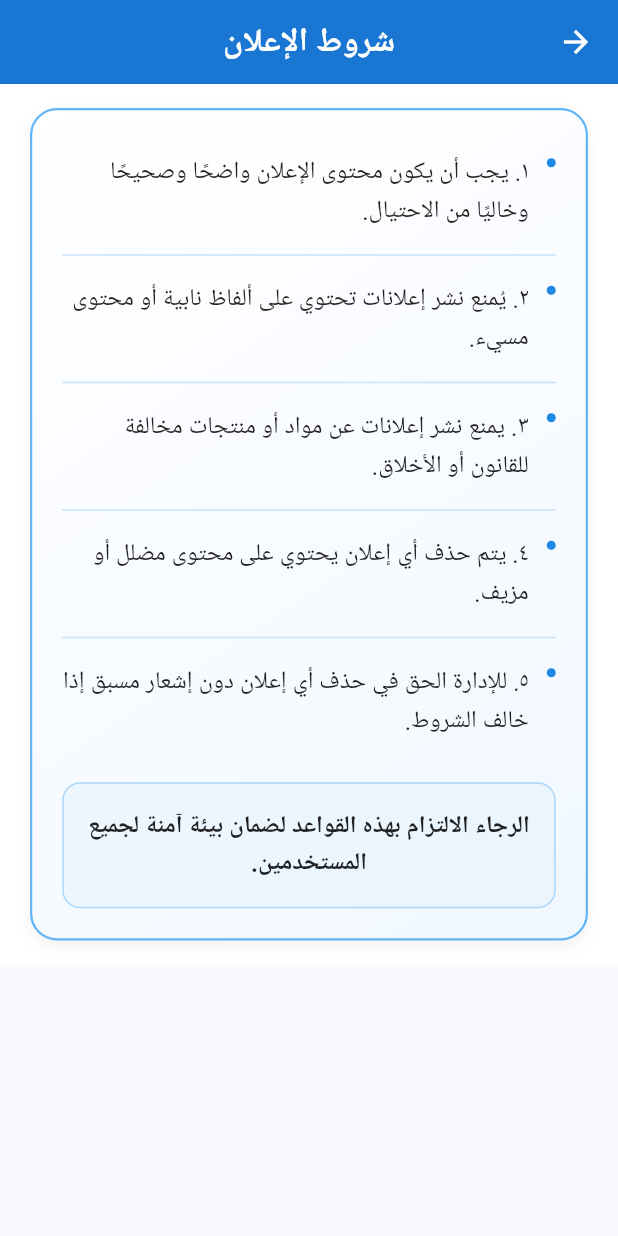
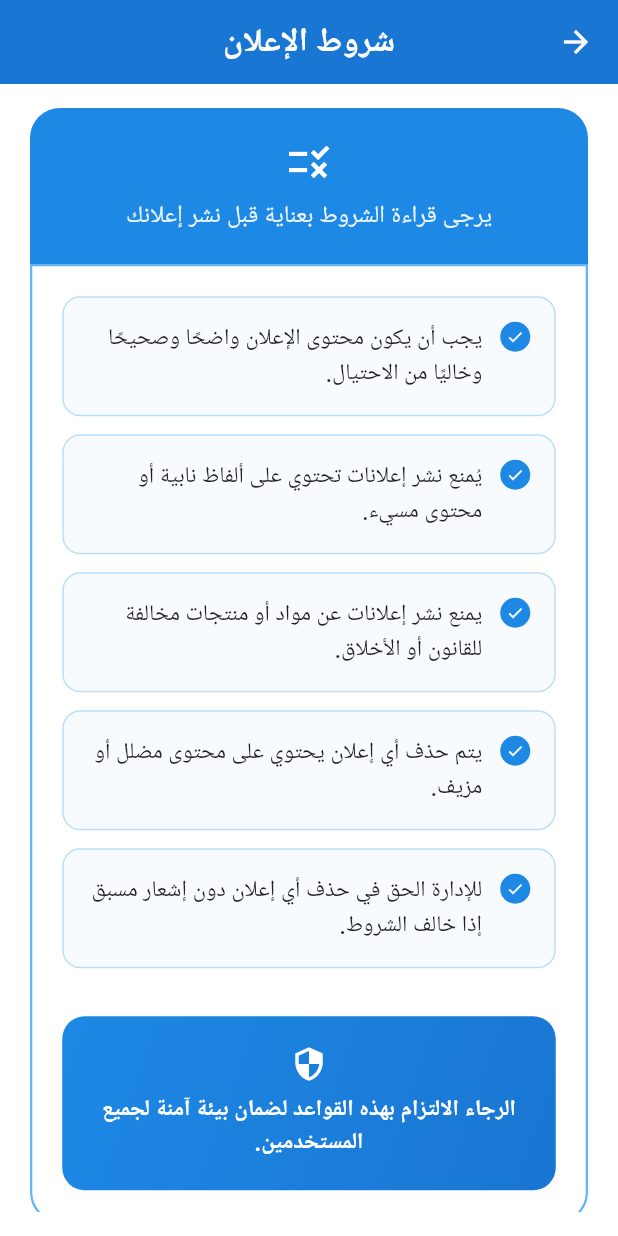
Before and after one commit to hashembadawi/forsa, a Flutter app: the AdTermsScreen screen opened directly, on a phone screen of 412 x 824 dp. Run offline on Flutter 3.47's test engine with Material 3 defaults, Android fonts, the phone set to English and light mode, and no system bars; our stand-ins replace connectivity_plus, flutter_image_compress, image_picker, shared_preferences; accounts and stored records are empty; network calls fail; Roboto replaces fonts that are missing (Arabic).

Commit message:
refactor: Improve FAQ and Ad Terms screens layout and styling for better user experience

```diff
--- a/lib/screens/ad_terms_screen.dart
+++ b/lib/screens/ad_terms_screen.dart
@@ -4,18 +4,16 @@ class AdTermsScreen extends StatelessWidget {
   const AdTermsScreen({super.key});
 
   // Constants
-  static const double _borderRadius = 18.0;
   static const double _padding = 20.0;
   static const EdgeInsets _screenPadding = EdgeInsets.symmetric(horizontal: _padding, vertical: 16);
-  static const EdgeInsets _containerPadding = EdgeInsets.all(_padding);
 
   // Terms data
   static const List<String> _terms = [
-    '١. يجب أن يكون محتوى الإعلان واضحًا وصحيحًا وخاليًا من الاحتيال.',
-    '٢. يُمنع نشر إعلانات تحتوي على ألفاظ نابية أو محتوى مسيء.',
-    '٣. يمنع نشر إعلانات عن مواد أو منتجات مخالفة للقانون أو الأخلاق.',
-    '٤. يتم حذف أي إعلان يحتوي على محتوى مضلل أو مزيف.',
-    '٥. للإدارة الحق في حذف أي إعلان دون إشعار مسبق إذا خالف الشروط.',
+    'يجب أن يكون محتوى الإعلان واضحًا وصحيحًا وخاليًا من الاحتيال.',
+    'يُمنع نشر إعلانات تحتوي على ألفاظ نابية أو محتوى مسيء.',
+    'يمنع نشر إعلانات عن مواد أو منتجات مخالفة للقانون أو الأخلاق.',
+    'يتم حذف أي إعلان يحتوي على محتوى مضلل أو مزيف.',
+    'للإدارة الحق في حذف أي إعلان دون إشعار مسبق إذا خالف الشروط.',
   ];
 
   static const String _footerMessage = 'الرجاء الالتزام بهذه القواعد لضمان بيئة آمنة لجميع المستخدمين.';
@@ -66,10 +64,55 @@ class AdTermsScreen extends StatelessWidget {
 
   // Terms Container Builder
   Widget _buildTermsContainer() {
-    return Container(
-      decoration: _buildContainerDecoration(),
+    return Column(
+      crossAxisAlignment: CrossAxisAlignment.start,
+      children: [
+        // Header Section
+        Container(
+          width: double.infinity,
+          padding: const EdgeInsets.all(20),
+          decoration: BoxDecoration(
+            color: Colors.blue[600],
+            borderRadius: const BorderRadius.only(
+              topLeft: Radius.circular(20),
+              topRight: Radius.circular(20),
+            ),
+          ),
+          child: Column(
+            children: [
+              Icon(
+                Icons.rule,
+                color: Colors.white,
+                size: 32,
+              ),
+              const SizedBox(height: 8),
+              Text(
+                'يرجى قراءة الشروط بعناية قبل نشر إعلانك',
+                style: TextStyle(
+                  color: Colors.white.withOpacity(0.9),
+                  fontSize: 16,
+                  fontWeight: FontWeight.w500,
+                ),
+                textAlign: TextAlign.center,
+              ),
+            ],
+          ),
+        ),
+        // Terms Content
+        Container(
+          decoration: BoxDecoration(
+            color: Colors.white,
+            borderRadius: const BorderRadius.only(
+              bottomLeft: Radius.circular(20),
+              bottomRight: Radius.circular(20),
+            ),
+            border: Border.all(
+              color: Colors.blue[300]!,
+              width: 1.5,
+            ),
+          ),
           child: Padding(
-        padding: _containerPadding,
+            padding: const EdgeInsets.all(20),
             child: Column(
               crossAxisAlignment: CrossAxisAlignment.start,
               children: [
@@ -79,71 +122,63 @@ class AdTermsScreen extends StatelessWidget {
               ],
             ),
           ),
+        ),
+      ],
     );
   }
 
   // Terms List Builder
   List<Widget> _buildTermsList() {
-    final List<Widget> widgets = [];
-
-    for (int i = 0; i < _terms.length; i++) {
-      widgets.add(_buildTermItem(_terms[i]));
-
-      // Add separator between items (but not after the last item)
-      if (i < _terms.length - 1) {
-        widgets.add(_buildSeparator());
-      }
-    }
-
-    return widgets;
+    return _terms.asMap().entries.map((entry) {
+      return _buildTermItem(entry.value);
+    }).toList();
   }
 
   // Term Item Builder
   Widget _buildTermItem(String text) {
-    return Padding(
-      padding: const EdgeInsets.symmetric(vertical: 8.0),
+    return Container(
+      margin: const EdgeInsets.only(bottom: 12),
+      padding: const EdgeInsets.all(16),
+      decoration: BoxDecoration(
+        color: Colors.blue[50]!.withOpacity(0.3),
+        borderRadius: BorderRadius.circular(12),
+        border: Border.all(
+          color: Colors.blue[100]!,
+          width: 1,
+        ),
+      ),
       child: Row(
         crossAxisAlignment: CrossAxisAlignment.start,
         children: [
-          _buildBulletPoint(),
-          const SizedBox(width: 12),
-          Expanded(child: _buildTermText(text)),
-        ],
-      ),
-    );
-  }
-
-  // Bullet Point Builder
-  Widget _buildBulletPoint() {
-    return Container(
-      margin: const EdgeInsets.only(top: 4),
-      width: 6,
-      height: 6,
+          Container(
+            width: 20,
+            height: 20,
             decoration: BoxDecoration(
               color: Colors.blue[600],
               shape: BoxShape.circle,
             ),
-    );
-  }
-
-  // Term Text Builder
-  Widget _buildTermText(String text) {
-    return Text(
+            child: const Center(
+              child: Icon(
+                Icons.check,
+                color: Colors.white,
+                size: 12,
+              ),
+            ),
+          ),
+          const SizedBox(width: 12),
+          Expanded(
+            child: Text(
               text,
               style: const TextStyle(
-        fontSize: 16,
-        height: 1.6,
+                fontSize: 15,
+                height: 1.5,
                 color: Colors.black87,
+                fontWeight: FontWeight.w500,
               ),
-    );
-  }
-
-  // Separator Builder
-  Widget _buildSeparator() {
-    return Container(
-      margin: const EdgeInsets.symmetric(vertical: 8),
-      height: 1,
-      color: Colors.blue[200]!.withOpacity(0.5),
+            ),
+          ),
+        ],
+      ),
     );
   }
 
@@ -151,55 +186,34 @@ class AdTermsScreen extends StatelessWidget {
   Widget _buildFooterMessage() {
     return Container(
       width: double.infinity,
-      padding: const EdgeInsets.all(16),
-      decoration: _buildFooterDecoration(),
-      child: Text(
+      padding: const EdgeInsets.all(20),
+      decoration: BoxDecoration(
+        gradient: LinearGradient(
+          colors: [Colors.blue[600]!, Colors.blue[700]!],
+          begin: Alignment.topLeft,
+          end: Alignment.bottomRight,
+        ),
+        borderRadius: BorderRadius.circular(15),
+      ),
+      child: Column(
+        children: [
+          Icon(
+            Icons.security,
+            color: Colors.white,
+            size: 24,
+          ),
+          const SizedBox(height: 8),
+          Text(
             _footerMessage,
             style: const TextStyle(
-          fontSize: 16,
+              fontSize: 15,
               fontWeight: FontWeight.w600,
-          color: Colors.black87,
-          height: 1.5,
+              color: Colors.white,
+              height: 1.4,
             ),
             textAlign: TextAlign.center,
           ),
-    );
-  }
-
-  // Style Builders
-  BoxDecoration _buildContainerDecoration() {
-    return BoxDecoration(
-      borderRadius: BorderRadius.circular(_borderRadius),
-      gradient: const LinearGradient(
-        begin: Alignment.topLeft,
-        end: Alignment.bottomRight,
-        colors: [
-          Colors.white,
-          Color(0xFFF8FBFF),
-          Color(0xFFF0F8FF),
         ],
-      ),
-      border: Border.all(
-        color: Colors.blue[300]!,
-        width: 1.5,
-      ),
-      boxShadow: [
-        BoxShadow(
-          color: Colors.black.withOpacity(0.05),
-          blurRadius: 8,
-          offset: const Offset(0, 4),
-        ),
-      ],
-    );
-  }
-
-  BoxDecoration _buildFooterDecoration() {
-    return BoxDecoration(
-      color: Colors.blue[50]!.withOpacity(0.5),
-      borderRadius: BorderRadius.circular(12),
-      border: Border.all(
-        color: Colors.blue[200]!.withOpacity(0.7),
-        width: 1,
       ),
     );
   }
```
Also changed, not shown: lib/screens/FAQ_screen.dart (+137 -57 lines), lib/screens/contact_us_screen.dart (+121 -55 lines). Lines whose indentation alone changed are shown as unchanged.
